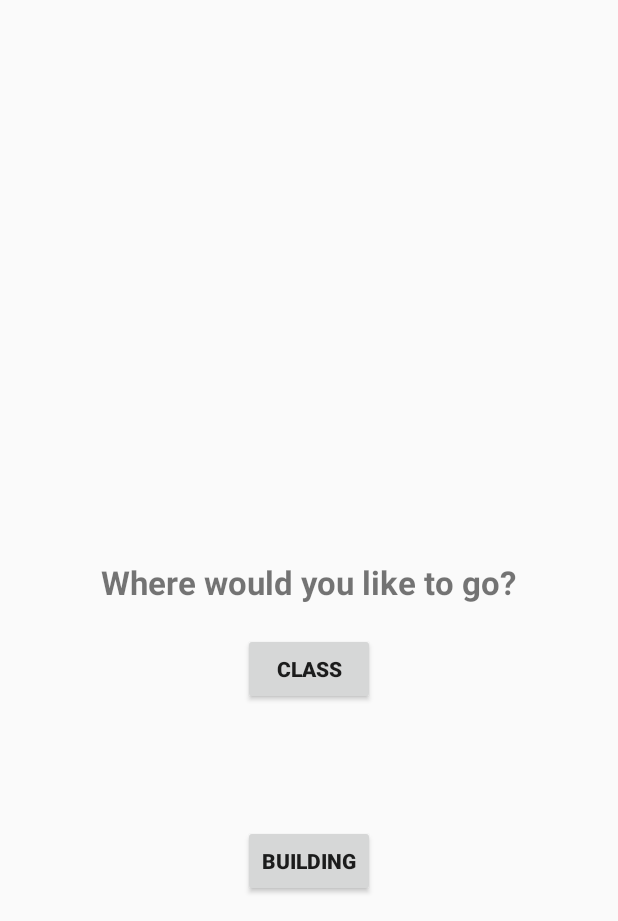
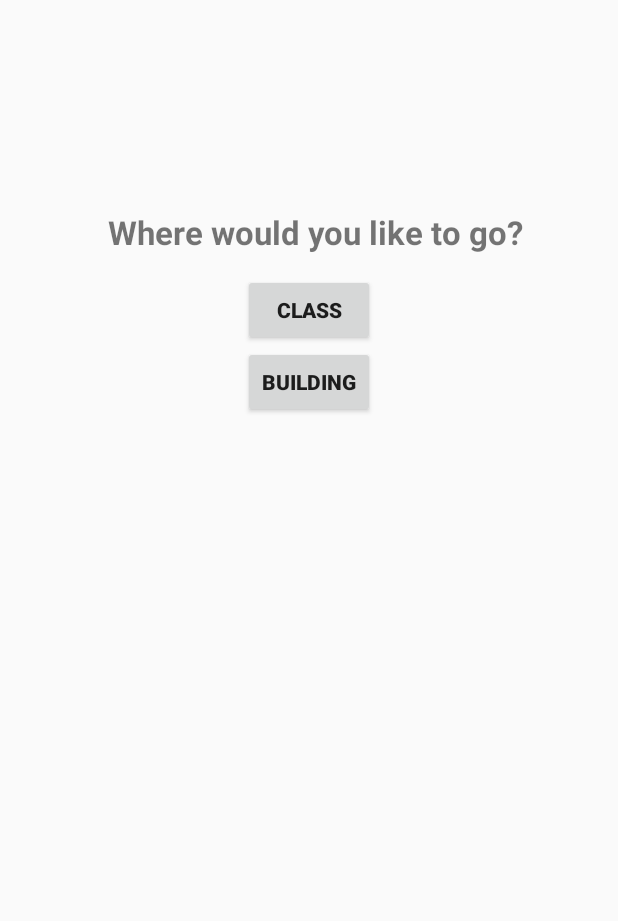
Before and after one commit to jaap15/UAH_APP, an Android app: the MainActivity screen opened directly, with no data from a screen before it, on a phone screen of 412 x 824 dp, the part 315-1236 px from its top. Run offline under Robolectric (Android 15) with nearby library versions, the phone set to English and light mode, and no system bars.

Commit message:
Both spinner activities should pass information to ExternalNavigationActivity properly and he will pass it to InteriorNavigation properly Main activity buttons should be fixed.

```diff
--- a/UAHNavigation/app/src/main/res/layout/activity_main.xml
+++ b/UAHNavigation/app/src/main/res/layout/activity_main.xml
@@ -20,31 +20,31 @@
         android:textStyle="bold"
         android:layout_width="wrap_content"
         android:layout_height="wrap_content"
-        android:layout_marginBottom="26dp"
-        android:layout_above="@+id/buildingbtn"
-        android:layout_centerHorizontal="true" />
+        android:layout_below="@+id/textView"
+        android:layout_centerHorizontal="true"
+        android:layout_marginTop="13dp" />
 
     <Button
         android:text="BUILDING"
         android:textStyle="bold"
         android:layout_width="wrap_content"
         android:layout_height="wrap_content"
-        android:layout_alignParentBottom="true"
+        android:id="@+id/buildingbtn"
+        android:layout_below="@+id/classbtn"
         android:layout_alignLeft="@+id/classbtn"
-        android:layout_alignStart="@+id/classbtn"
-        android:layout_marginBottom="54dp"
-        android:id="@+id/buildingbtn" />
+        android:layout_alignStart="@+id/classbtn" />
 
     <TextView
         android:text="Where would you like to go?"
-        android:textSize="22dp"
+        android:textSize="22sp"
         android:textStyle="bold"
         android:layout_width="wrap_content"
         android:layout_height="wrap_content"
         android:id="@+id/textView"
-        android:layout_above="@+id/classbtn"
-        android:layout_centerHorizontal="true"
-        android:layout_marginBottom="19dp" />
+        android:layout_below="@+id/imageView3"
+        android:layout_alignLeft="@+id/imageView3"
+        android:layout_alignStart="@+id/imageView3"
+        android:layout_marginTop="90dp" />
 
 
     <ImageView
```
Also changed, not shown: UAHNavigation/app/src/main/java/edu/uah/uahnavigation/BuildingTabActivity.java (+27 -5 lines), UAHNavigation/app/src/main/java/edu/uah/uahnavigation/ClassTabActivity.java (+32 -4 lines).
